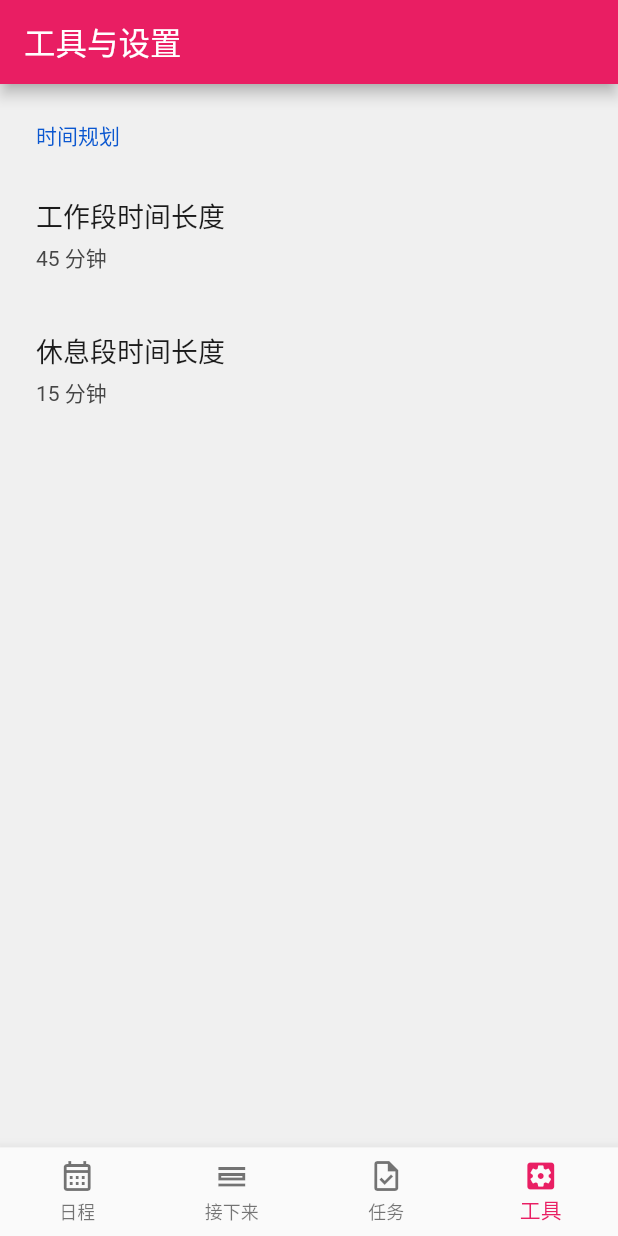
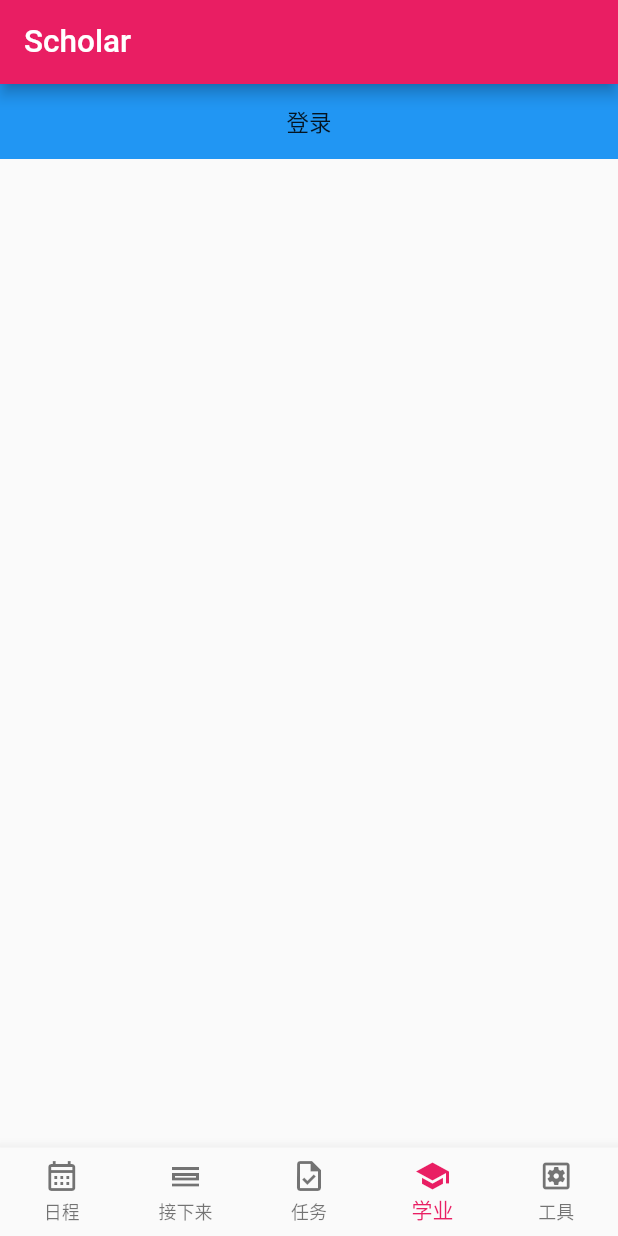
Before and after one commit to Celechron/Celechron, a Flutter app: the screen it shows after launch, item 4 of the bottom bar chosen, on a phone screen of 412 x 824 dp. Run offline on Flutter 3.47's test engine with Material 2 defaults, Android fonts, the phone set to English and light mode, and no system bars; drawn by our look-alikes of settings_ui; our stand-ins replace flutter_native_timezone, hive, hive_flutter, shared_preferences, table_calendar, timezone; missing offline and left inert: const_date_time, fast_gbk, icalendar_parser; accounts and stored records are empty; network calls fail; statements that could not run were skipped.

Commit message:
解决了数据保存的问题；随便糊了个前端；性能可能有玄学优化；已经过iOS真机调试

```diff
--- a/lib/data/grade.dart
+++ b/lib/data/grade.dart
@@ -49,40 +49,50 @@ class Grade {
     "待录": 0,
   };
 
-  Grade(RegExpMatch match)
-      : id = match.group(1)!,
-        name = match.group(2)!,
-        credit = double.parse(match.group(4)!),
-        original = match.group(3)!,
-        fivePoint = double.parse(match.group(5)!) {
+  Grade(List<String> list)
+      : id = list[0],
+        name = list[1],
+        credit = double.parse(list[3]),
+        original = list[2],
+        fivePoint = double.parse(list[4]) {
     hundredPoint = _toHundredPoint[original] ?? int.parse(original);
     fourPoint = fivePoint > 4.0 ? _toFourPoint[fivePoint]! : fivePoint;
-    creditIncluded = original != "弃修" && original != "待录" && original != "缓考";
+    creditIncluded =
+        original != "弃修" && original != "待录" && original != "缓考";
     gpaIncluded = creditIncluded && original != "合格" && original != "不合格";
-  }
-
-  /*Grade.fromDingtalkTranscript(Map<String, dynamic> transcript)
-      : original = transcript['cj'] as String,
-        fivePoint = double.parse(transcript['jd'].toString())
-  {
-    this.hundredPoint = _toHundredPoint[original] ?? int.parse(original);
-    this.fourPoint =
-        this.fivePoint > 4.0 ? _toFourPoint[this.fivePoint]! : this.fivePoint;
-    this.affectGpa = this.original != "弃修" && this.original != "合格" && this.original != "不合格" && this.original != "待录" && this.original != "缓考";
-  }*/
-
-  @override
-  toString() {
-    return '$original/$fivePoint';
   }
 
   static List<double> calculateGpa(Iterable<Grade> grades) {
     // 不计GPA的科目不算
     var affectGpaList = grades.where((e) => e.gpaIncluded);
     var credit = affectGpaList.fold<double>(0.0, (p, e) => p + e.credit);
+    if (credit == 0.0) return [0.0, 0.0, 0.0];
     var sigma = affectGpaList.fold<List<double>>(
-      [0.0, 0.0, 0.0], (p, e) => [p[0] + e.fivePoint, p[1] + e.fourPoint, p[2] + e.hundredPoint]
+      [0.0, 0.0, 0.0], (p, e) => [p[0] + e.fivePoint * e.credit, p[1] + e.fourPoint * e.credit, p[2] + e.hundredPoint * e.credit]
     );
     return sigma.map((e) => e / credit).toList();
   }
+
+  Map<String, dynamic> toJson() => {
+    'id': id,
+    'name': name,
+    'credit': credit,
+    'original': original,
+    'fivePoint': fivePoint,
+    'fourPoint': fourPoint,
+    'hundredPoint': hundredPoint,
+    'gpaIncluded': gpaIncluded,
+    'creditIncluded': creditIncluded,
+  };
+
+  Grade.fromJson(Map<String, dynamic> json)
+      : id = json['id'],
+        name = json['name'],
+        credit = json['credit'],
+        original = json['original'],
+        fivePoint = json['fivePoint'],
+        fourPoint = json['fourPoint'],
+        hundredPoint = json['hundredPoint'],
+        gpaIncluded = json['gpaIncluded'],
+        creditIncluded = json['creditIncluded'];
 }
--- a/lib/data/semester.dart
+++ b/lib/data/semester.dart
@@ -6,17 +6,20 @@ import 'session.dart';
 class Semester {
   // 学期名称
   String name;
-  final Map<String, Course> _courses = {};
-  final List<Exam> _exams = [];
-  final List<Session> _sessions = [];
-  final List<Grade> _grades = [];
+  final Map<String, Course> _courses;
+  final List<Exam> _exams;
+  final List<Session> _sessions;
+  final List<Grade> _grades;
 
-  double fivePointGpa = 0.0;
-  double fourPointGpa = 0.0;
-  double hundredPointGpa = 0.0;
+  // GPA, 三个数据依次为五分制，四分制，百分制
+  List<double> gpa = [0.0, 0.0, 0.0];
   double credits = 0.0;
 
-  Semester(this.name);
+  Semester(this.name)
+      : _courses = {},
+        _exams = [],
+        _sessions = [],
+        _grades = [];
 
   // 科目列表
   get courses {
@@ -79,8 +82,8 @@ class Semester {
     }
   }
 
-  void addGrade(RegExpMatch match) {
-    var grade = Grade(match);
+  void addGrade(List<String> list) {
+    var grade = Grade(list);
     _grades.add(grade);
     var courseKey = grade.id;
     if (_courses.containsKey(courseKey)) {
@@ -91,10 +94,7 @@ class Semester {
   }
 
   void calculateGPA() {
-    var gpa = Grade.calculateGpa(_grades);
-    fivePointGpa = gpa[0];
-    fourPointGpa = gpa[1];
-    hundredPointGpa = gpa[2];
+    gpa = Grade.calculateGpa(_grades);
     credits = _grades.fold<double>(0.0, (p, e) => p + e.effectiveCredit);
   }
 
@@ -102,4 +102,30 @@ class Semester {
     // 考试按开始时间排序
     _exams.sort((a, b) => a.time.first.compareTo(b.time.first));
   }
+
+  Map<String, dynamic> toJson() {
+    return {
+      'name': name,
+      'courses': _courses,
+      'exams': _exams,
+      'sessions': _sessions,
+      'grades': _grades,
+      'gpa': gpa,
+      'credits': credits,
+    };
+  }
+
+  Semester.fromJson(Map<String, dynamic> json)
+      : name = json['name'],
+        _courses = (json['courses'] as Map).map((k, v) =>
+            MapEntry(k as String, Course.fromJson(v as Map<String, dynamic>))),
+        _exams = (json['exams'] as List).map((e) => Exam.fromJson(e)).toList(),
+        _sessions = (json['sessions'] as List)
+            .map((e) => Session.fromJson(e))
+            .toList(),
+        _grades = (json['grades'] as List)
+            .map((e) => Grade.fromJson(e))
+            .toList(),
+        gpa = (json['gpa'] as List).map((e) => e as double).toList(),
+        credits = json['credits'];
 }
--- a/lib/main.dart
+++ b/lib/main.dart
@@ -1,3 +1,4 @@
+import 'package:celechron/pages/scholar_page.dart';
 import 'package:flutter/material.dart';
 import 'package:flutter_localizations/flutter_localizations.dart';
 import 'calendar/calendar.dart';
@@ -16,11 +17,6 @@ void main() async {
   await Hive.initFlutter();
   options = Options();
   await options.init();
-
-  // 初始化在这里，打断点看数据（断点打在./data/user第78行）（因为不想糊前端页面捏）
-  User user = User("3200104742", "SZj1602176565@");
-  await user.init();
-
   initializeDateFormatting().then((_) => runApp(const MyApp()));
 }
 
@@ -39,9 +35,23 @@ class _MyAppState extends State<MyApp> {
     print(locationName);
   }
 
+  Future<void> initUser() async {
+    // 初始化在这里，打断点看数据（因为不想糊前端页面捏）
+    User user = User();
+    if (await user.loadFromSp()) {
+      print("数据加载成功，GPA为${user.gpa[0]}");
+    } else {
+      user.configUser("3200104742", "SZj1602176565@");
+      print("数据加载失败");
+    }
+    await user.init();
+  }
+
   @override
   void initState() {
+    super.initState();
     initTimezone();
+    initUser();
   }
 
   @override
@@ -91,6 +101,7 @@ class _MyHomePageState extends State<MyHomePage> {
           _getPagesWidget(1),
           _getPagesWidget(2),
           _getPagesWidget(3),
+          _getPagesWidget(4),
         ],
       ),
       bottomNavigationBar: BottomNavigationBar(
@@ -109,6 +120,11 @@ class _MyHomePageState extends State<MyHomePage> {
             icon: Icon(Icons.task_outlined),
             activeIcon: Icon(Icons.task_rounded),
             label: '任务',
+          ),
+          BottomNavigationBarItem(
+            icon: Icon(Icons.school_outlined),
+            activeIcon: Icon(Icons.school),
+            label: '学业',
           ),
           BottomNavigationBarItem(
             icon: Icon(Icons.settings_applications_outlined),
@@ -135,6 +151,7 @@ class _MyHomePageState extends State<MyHomePage> {
       const CalendarPage(),
       const FlowPage(),
       const TaskListPage(),
+      const ScholarPage(),
       const OptionsPage(),
     ];
 
--- /dev/null
+++ b/lib/pages/scholar_page.dart
@@ -0,0 +1,69 @@
+import 'package:flutter/material.dart';
+
+import '../data/user.dart';
+import 'login_page.dart';
+
+class ScholarPage extends StatefulWidget {
+  const ScholarPage({super.key});
+
+  @override
+  State<ScholarPage> createState() => _ScholarPageState();
+}
+
+class _ScholarPageState extends State<ScholarPage> {
+  // On the top there is a user info card, which contains the user's student id. If the user is not logged in, it will be a login button. On clicking the login button, it will navigate to the login page.
+  Widget _buildUserInfoCard() {
+    var user = User();
+    if (user.isLogin) {
+      return Column(
+        crossAxisAlignment: CrossAxisAlignment.stretch,
+        children: [
+          Container(
+            height: 100,
+            width: double.infinity,
+            color: Colors.white,
+            child: Center(
+              child:
+                  Text('${user.username}\n${user.gpa[0].toStringAsFixed(2)}'),
+            ),
+          ),
+          ElevatedButton(
+            onPressed: () {
+              user.logout();
+              setState(() {});
+            },
+            child: const Text('退出登录'),
+          ),
+        ],
+      );
+    }
+    return GestureDetector(
+        onTap: () => Navigator.of(context).push(
+              MaterialPageRoute(
+                builder: (BuildContext context) => const LoginPage(),
+              ),
+            ).then((value) => setState(() {})),
+        child: Container(
+          height: 50,
+          width: double.infinity,
+          color: Colors.blue,
+          child: const Center(
+            child: Text('登录'),
+          ),
+        ));
+  }
+
+  @override
+  Widget build(BuildContext context) {
+    return Scaffold(
+      appBar: AppBar(
+        title: const Text('Scholar'),
+      ),
+      body: Column(
+        children: [
+          _buildUserInfoCard(),
+        ],
+      ),
+    );
+  }
+}
--- a/pubspec.yaml
+++ b/pubspec.yaml
@@ -29,7 +29,8 @@ dependencies:
   settings_ui: ^2.0.2
   timezone: ^0.9.1
   flutter_native_timezone: ^2.0.0
-  fast_gbk: ^1.0.0
+  fast_gbk: any
+  shared_preferences: any
 
 dependency_overrides:
   intl: ^0.18.0
```
Also changed, not shown: lib/data/course.dart (+22 -6 lines), lib/data/exam.dart (+17 -0 lines), lib/data/session.dart (+27 -0 lines), lib/data/user.dart (+104 -38 lines), lib/pages/login_page.dart (added, +96 -0 lines), lib/spider/spider.dart (+64 -58 lines), lib/spider/zjuServices/appservice.dart (+10 -6 lines), lib/spider/zjuServices/jwbinfosys.dart (+9 -5 lines), 14 other files.
